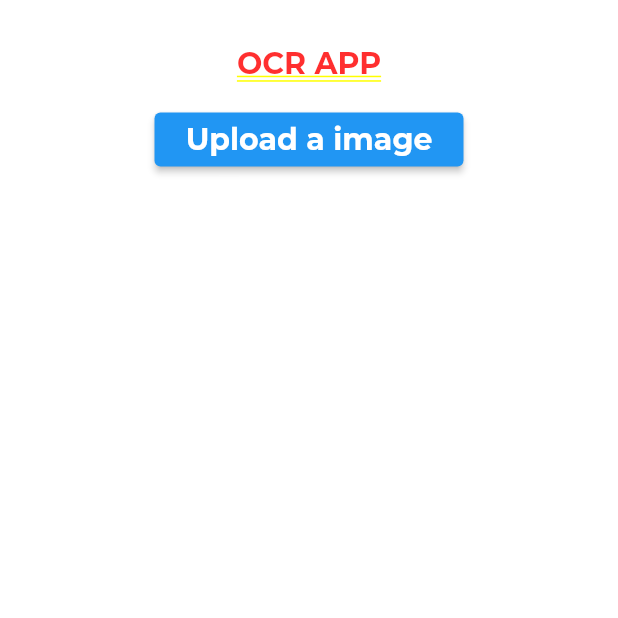
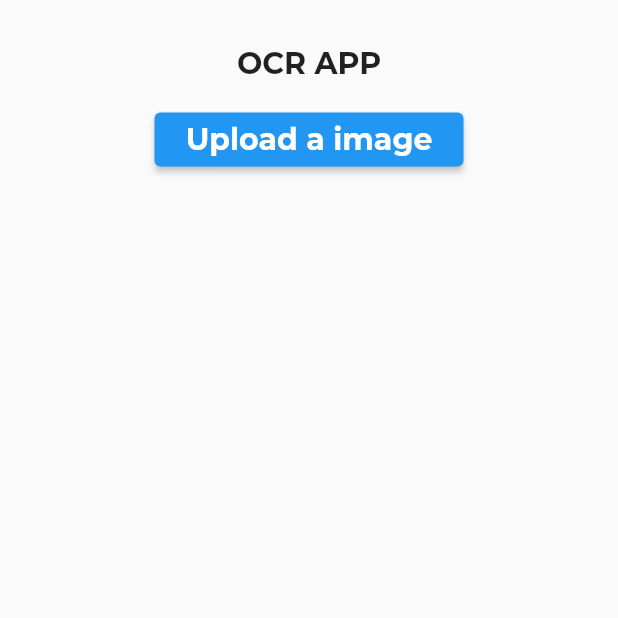
Before and after one commit to chihyeonWON/Hackerton, a Flutter app: the screen it shows after launch, on a phone screen of 412 x 824 dp, the top half of it. Run offline on Flutter 3.47's test engine with Material 2 defaults, Android fonts, the phone set to English and light mode, and no system bars; our stand-ins replace google_fonts, image_picker.

Commit message:
Scaffold로 SingleChildScrollView 감싸기

```diff
--- a/lib/home.dart
+++ b/lib/home.dart
@@ -27,7 +27,8 @@ class _HomePageState extends State<HomePage> {
   }
   @override
   Widget build(BuildContext context) {
-    return SingleChildScrollView(
+    return Scaffold(
+      body: SingleChildScrollView(
         child: Column(
           children: <Widget>[
             Container(
@@ -50,6 +51,7 @@ class _HomePageState extends State<HomePage> {
                             fontSize: 20, fontWeight: FontWeight.w700))))
           ],
         ),
+      )
     );
   }
 }
```
Lines whose indentation alone changed are shown as unchanged.
